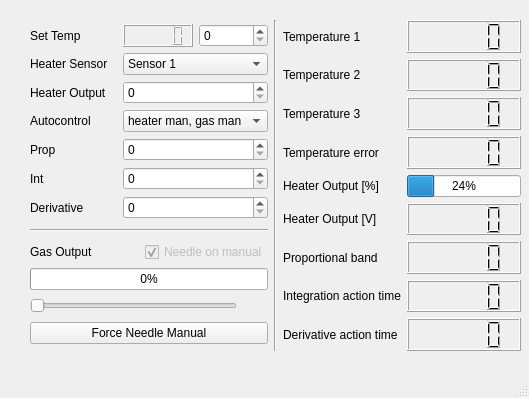
Old version of the form Oxford/ITC_control.ui in the repository Cryostat-GUI/Cryostat-GUI.
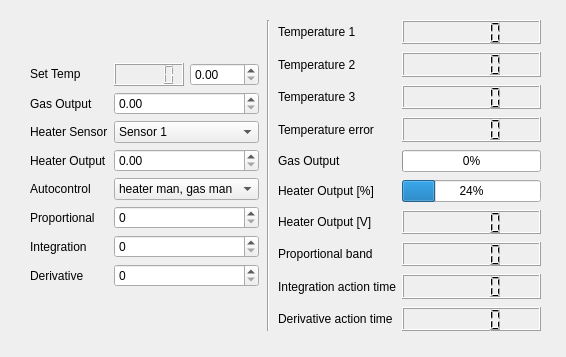
New version of the form.

Commit message:
ITC thread and window finished, still unsafe
What's missing: In case a variable is not being set, because there was an interfering query on the serial connection, the command to set this variable should be resend, until it is thouroughly set. In case that is, a visaerror is raised, which must should not just only be logged.

```diff
--- a/Oxford/ITC_control.ui
+++ b/Oxford/ITC_control.ui
@@ -6,12 +6,18 @@
    <rect>
     <x>0</x>
     <y>0</y>
-    <width>529</width>
-    <height>398</height>
+    <width>566</width>
+    <height>357</height>
    </rect>
   </property>
+  <property name="sizePolicy">
+   <sizepolicy hsizetype="Preferred" vsizetype="Expanding">
+    <horstretch>0</horstretch>
+    <verstretch>0</verstretch>
+   </sizepolicy>
+  </property>
   <property name="windowTitle">
-   <string>MainWindow</string>
+   <string>ITC Control</string>
   </property>
   <widget class="QWidget" name="centralwidget">
    <widget class="QWidget" name="horizontalLayoutWidget">
@@ -19,36 +25,55 @@
      <rect>
       <x>30</x>
       <y>20</y>
-      <width>491</width>
-      <height>331</height>
+      <width>511</width>
+      <height>311</height>
      </rect>
     </property>
     <layout class="QHBoxLayout" name="horizontalLayout_2">
+     <property name="spacing">
+      <number>8</number>
+     </property>
      <item>
       <layout class="QVBoxLayout" name="verticalLayout">
        <property name="spacing">
-        <number>6</number>
+        <number>8</number>
        </property>
        <item>
         <layout class="QGridLayout" name="gridSetPoints">
          <property name="spacing">
           <number>6</number>
          </property>
+         <item row="6" column="0">
+          <widget class="QLabel" name="label_3">
+           <property name="text">
+            <string>Integration</string>
+           </property>
+          </widget>
+         </item>
          <item row="0" column="0">
           <widget class="QLabel" name="label">
+           <property name="sizePolicy">
+            <sizepolicy hsizetype="Preferred" vsizetype="Fixed">
+             <horstretch>0</horstretch>
+             <verstretch>0</verstretch>
+            </sizepolicy>
+           </property>
            <property name="text">
             <string>Set Temp</string>
            </property>
           </widget>
          </item>
-         <item row="1" column="0">
-          <widget class="QLabel" name="label_6">
+         <item row="7" column="0">
+          <widget class="QLabel" name="label_4">
            <property name="text">
-            <string>Heater Sensor</string>
+            <string>Derivative</string>
            </property>
           </widget>
          </item>
-         <item row="1" column="1">
+         <item row="5" column="1">
+          <widget class="QSpinBox" name="spinsetProportionalID"/>
+         </item>
+         <item row="2" column="1">
           <widget class="QComboBox" name="combosetHeatersens">
            <item>
             <property name="text">
@@ -67,25 +92,14 @@
            </item>
           </widget>
          </item>
-         <item row="2" column="0">
-          <widget class="QLabel" name="label_5">
-           <property name="text">
-            <string>Heater Output</string>
-           </property>
-          </widget>
+         <item row="7" column="1">
+          <widget class="QSpinBox" name="spinsetPIDerivative"/>
          </item>
-         <item row="2" column="1">
-          <widget class="QSpinBox" name="spinsetHeaterPercent"/>
+         <item row="6" column="1">
+          <widget class="QSpinBox" name="spinsetPIntegrationD"/>
          </item>
-         <item row="3" column="0">
-          <widget class="QLabel" name="label_7">
-           <property name="text">
-            <string>Autocontrol</string>
-           </property>
-          </widget>
-         </item>
-         <item row="3" column="1">
-          <widget class="QComboBox" name="combosetsetAutocontrol">
+         <item row="4" column="1">
+          <widget class="QComboBox" name="combosetAutocontrol">
            <item>
             <property name="text">
              <string>heater man, gas man</string>
@@ -108,134 +122,77 @@
            </item>
           </widget>
          </item>
-         <item row="4" column="0">
-          <widget class="QLabel" name="label_2">
+         <item row="3" column="0">
+          <widget class="QLabel" name="label_5">
            <property name="text">
-            <string>Prop</string>
+            <string>Heater Output</string>
            </property>
           </widget>
          </item>
-         <item row="4" column="1">
-          <widget class="QSpinBox" name="spinsetProportioinalID"/>
+         <item row="2" column="0">
+          <widget class="QLabel" name="label_6">
+           <property name="text">
+            <string>Heater Sensor</string>
+           </property>
+          </widget>
          </item>
          <item row="5" column="0">
-          <widget class="QLabel" name="label_3">
+          <widget class="QLabel" name="label_2">
            <property name="text">
-            <string>Int</string>
+            <string>Proportional</string>
            </property>
           </widget>
          </item>
-         <item row="5" column="1">
-          <widget class="QSpinBox" name="spinsetPIntegrationD"/>
-         </item>
-         <item row="6" column="0">
-          <widget class="QLabel" name="label_4">
-           <property name="text">
-            <string>Derivative</string>
-           </property>
-          </widget>
-         </item>
-         <item row="6" column="1">
-          <widget class="QSpinBox" name="spinsetPIDerivative"/>
-         </item>
          <item row="0" column="1">
           <layout class="QHBoxLayout" name="horizontalLayout_3">
+           <property name="spacing">
+            <number>6</number>
+           </property>
+           <property name="sizeConstraint">
+            <enum>QLayout::SetDefaultConstraint</enum>
+           </property>
            <item>
-            <widget class="QLCDNumber" name="lcdTemp_set"/>
-           </item>
-           <item>
-            <widget class="QSpinBox" name="spin_setTemp"/>
-           </item>
-          </layout>
-         </item>
-        </layout>
-       </item>
-       <item>
-        <widget class="Line" name="line">
-         <property name="orientation">
-          <enum>Qt::Horizontal</enum>
-         </property>
-        </widget>
-       </item>
-       <item>
-        <layout class="QVBoxLayout" name="Needle">
-         <item>
-          <layout class="QHBoxLayout" name="horizontalLayout">
-           <item>
-            <widget class="QLabel" name="label_NeedleValve">
-             <property name="text">
-              <string>Gas Output</string>
+            <widget class="QLCDNumber" name="lcdTemp_set">
+             <property name="sizePolicy">
+              <sizepolicy hsizetype="Minimum" vsizetype="Maximum">
+               <horstretch>0</horstretch>
+               <verstretch>0</verstretch>
+              </sizepolicy>
              </property>
             </widget>
            </item>
            <item>
-            <widget class="QCheckBox" name="Force_Needle_enable">
-             <property name="enabled">
-              <bool>false</bool>
-             </property>
-             <property name="text">
-              <string>Needle on manual</string>
-             </property>
-             <property name="checkable">
-              <bool>true</bool>
-             </property>
-             <property name="checked">
-              <bool>true</bool>
-             </property>
-            </widget>
-           </item>
-          </layout>
-         </item>
-         <item>
-          <widget class="QProgressBar" name="progressNeedleValve">
-           <property name="enabled">
-            <bool>true</bool>
-           </property>
-           <property name="value">
-            <number>0</number>
-           </property>
-          </widget>
-         </item>
-         <item>
-          <layout class="QHBoxLayout" name="Needle_slider">
-           <item>
-            <widget class="QSlider" name="Slider_Needle">
-             <property name="enabled">
-              <bool>true</bool>
+            <widget class="QDoubleSpinBox" name="spinsetTemp">
+             <property name="decimals">
+              <number>2</number>
              </property>
              <property name="maximum">
-              <number>100</number>
-             </property>
-             <property name="orientation">
-              <enum>Qt::Horizontal</enum>
+              <double>400.000000000000000</double>
              </property>
             </widget>
            </item>
-           <item>
-            <spacer name="horizontalSpacer">
-             <property name="orientation">
-              <enum>Qt::Horizontal</enum>
-             </property>
-             <property name="sizeType">
-              <enum>QSizePolicy::Maximum</enum>
-             </property>
-             <property name="sizeHint" stdset="0">
-              <size>
-               <width>31</width>
-               <height>20</height>
-              </size>
-             </property>
-            </spacer>
-           </item>
           </layout>
          </item>
-         <item>
-          <widget class="QPushButton" name="Enable_NeedleValve">
+         <item row="3" column="1">
+          <widget class="QDoubleSpinBox" name="spinsetHeaterPercent"/>
+         </item>
+         <item row="4" column="0">
+          <widget class="QLabel" name="label_7">
            <property name="text">
-            <string>Force Needle Manual</string>
+            <string>Autocontrol</string>
            </property>
           </widget>
          </item>
+         <item row="1" column="0">
+          <widget class="QLabel" name="label_17">
+           <property name="text">
+            <string>Gas Output</string>
+           </property>
+          </widget>
+         </item>
+         <item row="1" column="1">
+          <widget class="QDoubleSpinBox" name="spinsetGasOutput"/>
+         </item>
         </layout>
        </item>
       </layout>
@@ -252,21 +209,50 @@
        <property name="horizontalSpacing">
         <number>6</number>
        </property>
-       <item row="1" column="0">
-        <widget class="QLabel" name="label_8">
+       <item row="9" column="1">
+        <widget class="QLCDNumber" name="lcdPIntegrationD"/>
+       </item>
+       <item row="10" column="0">
+        <widget class="QLabel" name="label_16">
          <property name="text">
-          <string>Temperature 1</string>
+          <string>Derivative action time</string>
          </property>
         </widget>
        </item>
-       <item row="4" column="0">
-        <widget class="QLabel" name="label_11">
+       <item row="10" column="1">
+        <widget class="QLCDNumber" name="lcdPIDerivative"/>
+       </item>
+       <item row="8" column="1">
+        <widget class="QLCDNumber" name="lcdProportionalID"/>
+       </item>
+       <item row="7" column="1">
+        <widget class="QLCDNumber" name="lcdHeaterVoltage"/>
+       </item>
+       <item row="8" column="0">
+        <widget class="QLabel" name="label_14">
          <property name="text">
-          <string>Temperature error</string>
+          <string>Proportional band</string>
          </property>
         </widget>
        </item>
-       <item row="6" column="0">
+       <item row="9" column="0">
+        <widget class="QLabel" name="label_15">
+         <property name="text">
+          <string>Integration action time</string>
+         </property>
+        </widget>
+       </item>
+       <item row="4" column="1">
+        <widget class="QLCDNumber" name="lcdTemp_err"/>
+       </item>
+       <item row="2" column="0">
+        <widget class="QLabel" name="label_9">
+         <property name="text">
+          <string>Temperature 2</string>
+         </property>
+        </widget>
+       </item>
+       <item row="7" column="0">
         <widget class="QLabel" name="label_13">
          <property name="text">
           <string>Heater Output [V]</string>
@@ -276,20 +262,27 @@
        <item row="1" column="1">
         <widget class="QLCDNumber" name="lcdTemp_sens1"/>
        </item>
-       <item row="5" column="0">
+       <item row="6" column="0">
         <widget class="QLabel" name="label_12">
          <property name="text">
           <string>Heater Output [%]</string>
          </property>
         </widget>
        </item>
-       <item row="5" column="1">
+       <item row="6" column="1">
         <widget class="QProgressBar" name="progressHeaterPercent">
          <property name="value">
           <number>24</number>
          </property>
         </widget>
        </item>
+       <item row="4" column="0">
+        <widget class="QLabel" name="label_11">
+         <property name="text">
+          <string>Temperature error</string>
+         </property>
+        </widget>
+       </item>
        <item row="2" column="1">
         <widget class="QLCDNumber" name="lcdTemp_sens2"/>
        </item>
@@ -303,55 +296,35 @@
        <item row="3" column="1">
         <widget class="QLCDNumber" name="lcdTemp_sens3"/>
        </item>
-       <item row="4" column="1">
-        <widget class="QLCDNumber" name="lcdTemp_err"/>
-       </item>
-       <item row="2" column="0">
-        <widget class="QLabel" name="label_9">
+       <item row="1" column="0">
+        <widget class="QLabel" name="label_8">
          <property name="text">
-          <string>Temperature 2</string>
+          <string>Temperature 1</string>
          </property>
         </widget>
        </item>
-       <item row="7" column="0">
-        <widget class="QLabel" name="label_14">
+       <item row="5" column="0">
+        <widget class="QLabel" name="label_NeedleValve">
          <property name="text">
-          <string>Proportional band</string>
+          <string>Gas Output</string>
          </property>
         </widget>
        </item>
-       <item row="6" column="1">
-        <widget class="QLCDNumber" name="lcdHeaterVoltage"/>
-       </item>
-       <item row="7" column="1">
-        <widget class="QLCDNumber" name="lcdProportionalID"/>
-       </item>
-       <item row="8" column="0">
-        <widget class="QLabel" name="label_15">
-         <property name="text">
-          <string>Integration action time</string>
+       <item row="5" column="1">
+        <widget class="QProgressBar" name="progressNeedleValve">
+         <property name="enabled">
+          <bool>true</bool>
          </property>
-        </widget>
-       </item>
-       <item row="9" column="0">
-        <widget class="QLabel" name="label_16">
-         <property name="text">
-          <string>Derivative action time</string>
+         <property name="value">
+          <number>0</number>
          </property>
         </widget>
        </item>
-       <item row="9" column="1">
-        <widget class="QLCDNumber" name="lcdPIDerivative"/>
-       </item>
-       <item row="8" column="1">
-        <widget class="QLCDNumber" name="lcdPIntegrationD"/>
-       </item>
       </layout>
      </item>
     </layout>
    </widget>
   </widget>
-  <widget class="QStatusBar" name="statusbar"/>
  </widget>
  <resources/>
  <connections/>
```
The commit also changes 7 other files.
